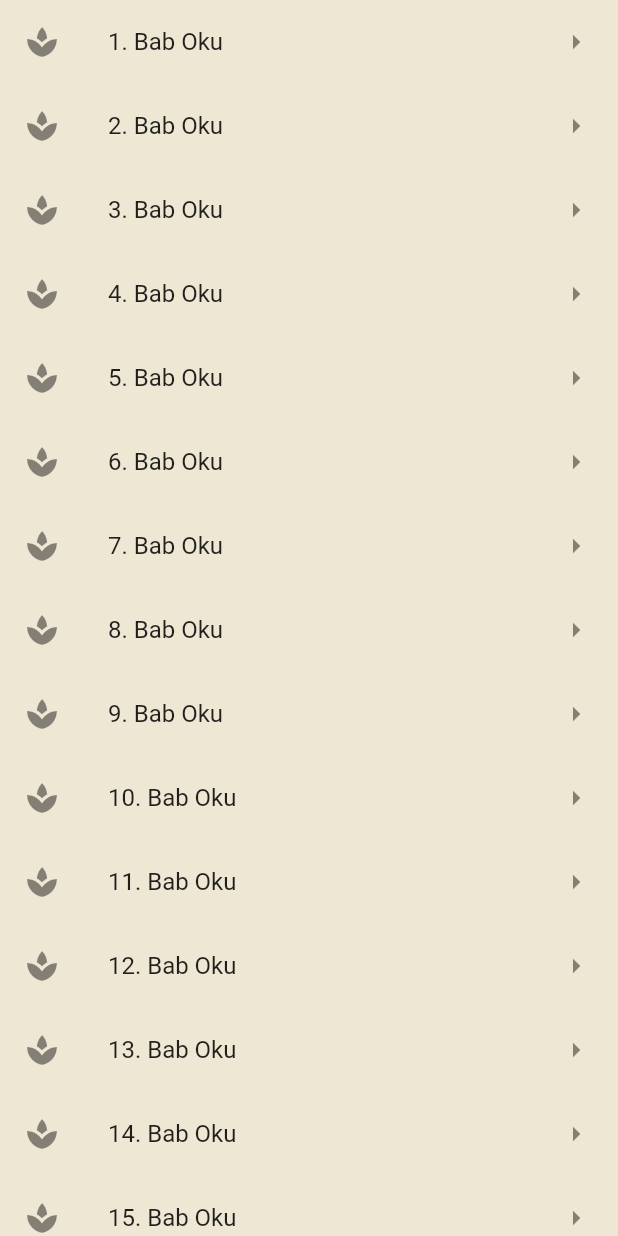
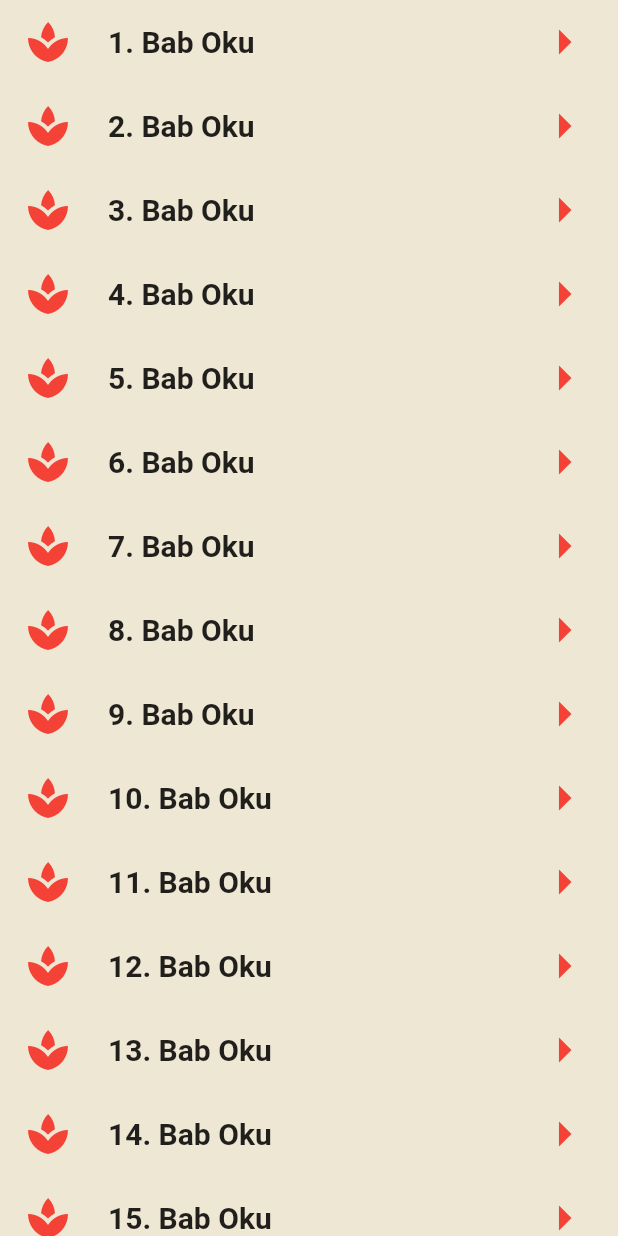
Before and after one commit to yakupbilgen/evradu-ezkar, a Flutter app: the screen it shows after launch, after a tap on "Küçük Çevşen", on a phone screen of 412 x 824 dp. Run offline on Flutter 3.47's test engine with Material 2 defaults, Android fonts, the phone set to English and light mode, and no system bars.

Commit message:
homepage list style edited

```diff
--- a/lib/screen/homepage_screen_list.dart
+++ b/lib/screen/homepage_screen_list.dart
@@ -56,9 +56,15 @@ Widget listTileItem(
     mainAxisAlignment: MainAxisAlignment.center,
     children: [
       ListTile(
-        leading: const Icon(Icons.spa),
-        title: Text(title, style: const TextStyle(fontWeight: FontWeight.bold)),
-        trailing: const Icon(Icons.arrow_right, size: 40, color: Colors.black),
+        leading: const Icon(Icons.spa, size: 32, color: Colors.red),
+        title: Text(
+          title,
+          style: Theme.of(context)
+              .textTheme
+              .headline6
+              ?.copyWith(fontWeight: FontWeight.bold),
+        ),
+        trailing: const Icon(Icons.arrow_right, size: 32, color: Colors.red),
         onTap: () {
           Navigator.push(
               context, MaterialPageRoute(builder: (context) => navigatorFunc));
--- a/lib/screen/kucuk_cevsen/kucuk_cevsen_homepage.dart
+++ b/lib/screen/kucuk_cevsen/kucuk_cevsen_homepage.dart
@@ -21,9 +21,20 @@ class _KucukCevsenHomepageState extends State<KucukCevsenHomepage> {
               itemCount: 100,
               itemBuilder: (context, index) {
                 return ListTile(
-                  leading: const Icon(Icons.spa),
-                  title: Text('${index + 1}. Bab Oku'),
-                  trailing: const Icon(Icons.arrow_right),
+                  leading: const Icon(
+                    Icons.spa,
+                    size: 32,
+                    color: Colors.red,
+                  ),
+                  title: Text(
+                    '${index + 1}. Bab Oku',
+                    style: Theme.of(context)
+                        .textTheme
+                        .headline6
+                        ?.copyWith(fontWeight: FontWeight.bold),
+                  ),
+                  trailing: const Icon(Icons.arrow_right,
+                      size: 40, color: Colors.red),
                   onTap: () {
                     Navigator.push(
                       context,
```
